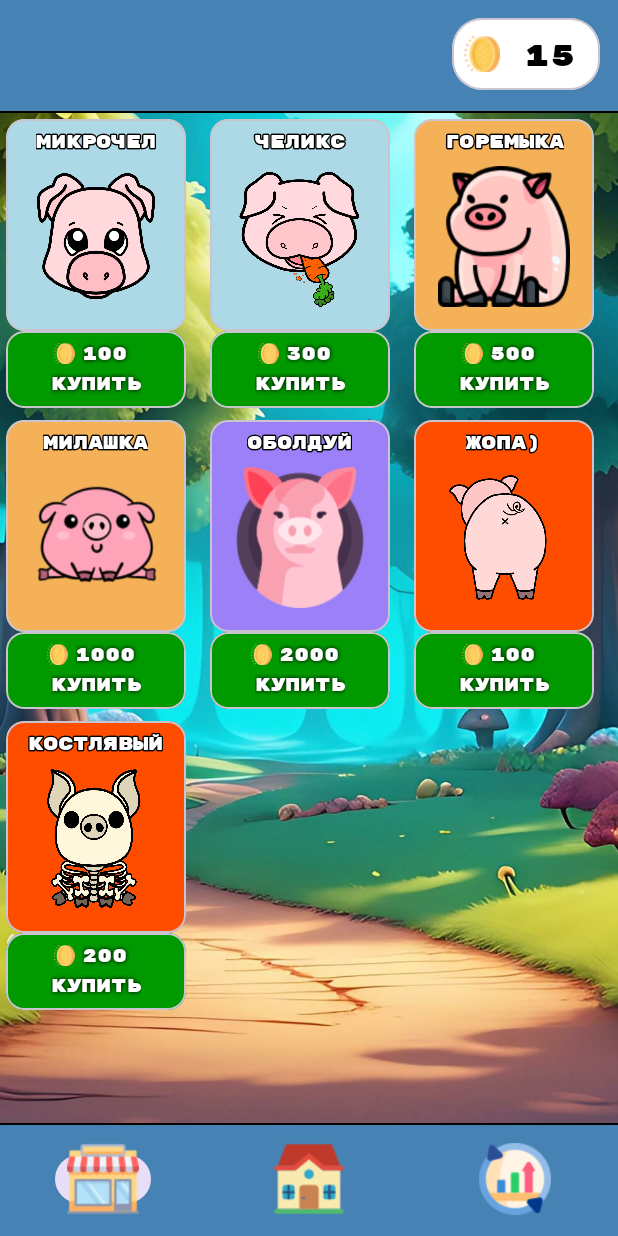
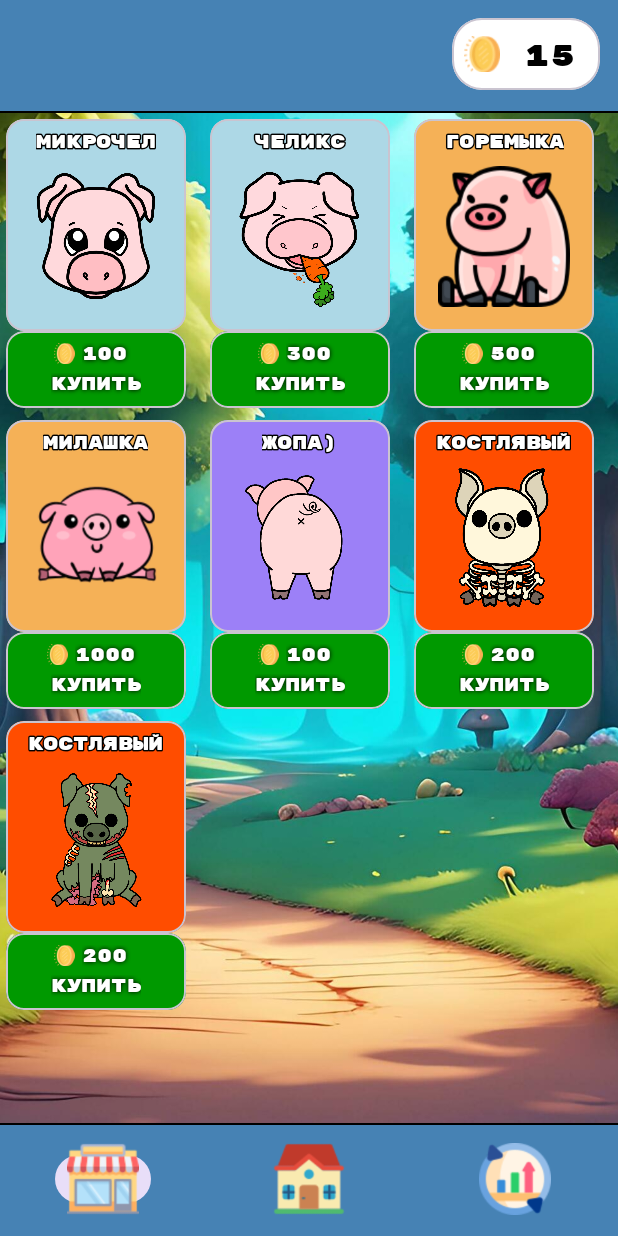
Before and after one commit to screamer228/Clicker_Evolution, an Android app: the screen it shows after launch (HostActivity), after a tap on "100", on a phone screen of 412 x 824 dp. Run offline under Robolectric (Android 15) with nearby library versions, the light colour scheme and no system bars; our stand-ins replace Dagger/Hilt's generated code, Room's generated code.

Commit message:
design upgrades by types

```diff
--- a/app/src/main/java/com/example/clickerevolution/data/room/skins/SkinsDatabase.kt
+++ b/app/src/main/java/com/example/clickerevolution/data/room/skins/SkinsDatabase.kt
@@ -53,60 +53,53 @@ abstract class SkinsDatabase : RoomDatabase() {
             suspend fun populateDatabase(skinDao: SkinDao) {
                 val initialSkinsList = listOf(
                     SkinEntity(
-                        1,
-                        "Микрочел",
-                        R.drawable.img_skin1,
-                        R.raw.sound_click,
-                        100,
-                        Rarity.COMMON
+                        title = "Микрочел",
+                        imageId = R.drawable.img_skin1,
+                        soundId = R.raw.sound_click,
+                        price = 100,
+                        rarity = Rarity.COMMON
                     ),
                     SkinEntity(
-                        2,
-                        " Челикс ",
-                        R.drawable.img_skin2,
-                        R.raw.sound_cookie_click,
-                        300,
-                        Rarity.COMMON
+                        title = " Челикс ",
+                        imageId = R.drawable.img_skin2,
+                        soundId = R.raw.sound_cookie_click,
+                        price = 300,
+                        rarity = Rarity.COMMON
                     ),
                     SkinEntity(
-                        3,
-                        "Горемыка",
-                        R.drawable.img_skin3,
-                        R.raw.sound_cookie_click,
-                        500,
-                        Rarity.RARE
+                        title = "Горемыка",
+                        imageId = R.drawable.img_skin3,
+                        soundId = R.raw.sound_cookie_click,
+                        price = 500,
+                        rarity = Rarity.RARE
                     ),
                     SkinEntity(
-                        4,
-                        "Милашка",
-                        R.drawable.img_skin4,
-                        R.raw.sound_cookie_click,
-                        1000,
-                        Rarity.RARE
+                        title = "Милашка",
+                        imageId = R.drawable.img_skin4,
+                        soundId = R.raw.sound_cookie_click,
+                        price = 1000,
+                        rarity = Rarity.RARE
                     ),
                     SkinEntity(
-                        5,
-                        "Оболдуй",
-                        R.drawable.img_skin5,
-                        R.raw.sound_cookie_click,
-                        2000,
-                        Rarity.EPIC
+                        title = "Жопа)",
+                        imageId = R.drawable.img_skin_ass,
+                        soundId = R.raw.sound_skin6,
+                        price = 100,
+                        rarity = Rarity.EPIC
                     ),
                     SkinEntity(
-                        6,
-                        "Жопа)",
-                        R.drawable.img_skin_ass,
-                        R.raw.sound_skin6,
-                        100,
-                        Rarity.LEGENDARY
+                        title = "Костлявый",
+                        imageId = R.drawable.img_skin7,
+                        soundId = R.raw.sound_skin7,
+                        price = 200,
+                        rarity = Rarity.LEGENDARY
                     ),
                     SkinEntity(
-                        7,
-                        "Костлявый",
-                        R.drawable.img_skin7,
-                        R.raw.sound_skin7,
-                        200,
-                        Rarity.LEGENDARY
+                        title = "Костлявый",
+                        imageId = R.drawable.img_skin8,
+                        soundId = R.raw.sound_skin8,
+                        price = 200,
+                        rarity = Rarity.LEGENDARY
                     )
                 )
                 skinDao.insertSkins(initialSkinsList)
--- a/app/src/main/java/com/example/clickerevolution/data/room/skins/entity/SkinEntity.kt
+++ b/app/src/main/java/com/example/clickerevolution/data/room/skins/entity/SkinEntity.kt
@@ -8,7 +8,7 @@ import com.example.clickerevolution.common.Rarity
 
 @Entity(tableName = "skins")
 data class SkinEntity(
-    @PrimaryKey val id: Int,
+    @PrimaryKey(autoGenerate = true) val id: Int = 0,
     val title: String,
     @DrawableRes val imageId: Int,
     @RawRes val soundId: Int,
--- a/app/src/main/java/com/example/clickerevolution/presentation/host/HostActivity.kt
+++ b/app/src/main/java/com/example/clickerevolution/presentation/host/HostActivity.kt
@@ -49,6 +49,9 @@ class HostActivity : AppCompatActivity() {
         bindViews()
 
         prepareBottomNav()
+
+//        upgradesViewModel.getUpgradesClickList()
+//        upgradesViewModel.getUpgradesPerSecList()
 
         lifecycleScope.launch {
             viewModel.currentGold.collect {
--- a/app/src/main/java/com/example/clickerevolution/presentation/upgrades_fragment/UpgradesClickFragment.kt
+++ b/app/src/main/java/com/example/clickerevolution/presentation/upgrades_fragment/UpgradesClickFragment.kt
@@ -12,6 +12,7 @@ import androidx.lifecycle.ViewModelProvider
 import androidx.lifecycle.lifecycleScope
 import com.example.clickerevolution.R
 import com.example.clickerevolution.app.App
+import com.example.clickerevolution.common.UpgradeType
 import com.example.clickerevolution.databinding.FragmentUpgradesBinding
 import com.example.clickerevolution.databinding.FragmentUpgradesClickBinding
 import com.example.clickerevolution.presentation.model.Upgrade
@@ -60,11 +61,12 @@ class UpgradesClickFragment : Fragment() {
         super.onViewCreated(view, savedInstanceState)
 
         upgradesViewModel.getUpgradesClickList()
+        upgradesViewModel.getUpgradesPerSecList()
 
         val soundIdBuy = soundPoolBuy.load(requireContext(), R.raw.sound_buy, 1)
         val soundIdReject = soundPoolReject.load(requireContext(), R.raw.sound_reject, 1)
 
-        adapter = UpgradesAdapter { upgrade ->
+        adapter = UpgradesAdapter(UpgradeType.CLICK_TICK) { upgrade ->
             if (sharedViewModel.currentGold.value >= upgrade.price) {
                 buyUpgrade(upgrade.price, upgrade.power, upgrade.id)
                 playSound(soundPoolBuy, soundIdBuy)
--- a/app/src/main/java/com/example/clickerevolution/presentation/upgrades_fragment/UpgradesPerSecFragment.kt
+++ b/app/src/main/java/com/example/clickerevolution/presentation/upgrades_fragment/UpgradesPerSecFragment.kt
@@ -12,6 +12,7 @@ import androidx.lifecycle.ViewModelProvider
 import androidx.lifecycle.lifecycleScope
 import com.example.clickerevolution.R
 import com.example.clickerevolution.app.App
+import com.example.clickerevolution.common.UpgradeType
 import com.example.clickerevolution.databinding.FragmentUpgradesClickBinding
 import com.example.clickerevolution.databinding.FragmentUpgradesPerSecBinding
 import com.example.clickerevolution.presentation.model.Upgrade
@@ -59,12 +60,12 @@ class UpgradesPerSecFragment : Fragment() {
     override fun onViewCreated(view: View, savedInstanceState: Bundle?) {
         super.onViewCreated(view, savedInstanceState)
 
-        upgradesViewModel.getUpgradesPerSecList()
+//        upgradesViewModel.getUpgradesPerSecList()
 
         val soundIdBuy = soundPoolBuy.load(requireContext(), R.raw.sound_buy, 1)
         val soundIdReject = soundPoolReject.load(requireContext(), R.raw.sound_reject, 1)
 
-        adapter = UpgradesAdapter { upgrade ->
+        adapter = UpgradesAdapter(UpgradeType.TICK_PER_SEC) { upgrade ->
             if (sharedViewModel.currentGold.value >= upgrade.price) {
                 buyUpgrade(upgrade.price, upgrade.power, upgrade.id)
                 playSound(soundPoolBuy, soundIdBuy)
--- a/app/src/main/java/com/example/clickerevolution/presentation/upgrades_fragment/adapter/UpgradesAdapter.kt
+++ b/app/src/main/java/com/example/clickerevolution/presentation/upgrades_fragment/adapter/UpgradesAdapter.kt
@@ -6,11 +6,13 @@ import androidx.core.content.ContextCompat.getColor
 import androidx.recyclerview.widget.DiffUtil
 import androidx.recyclerview.widget.RecyclerView
 import com.example.clickerevolution.R
+import com.example.clickerevolution.common.UpgradeType
 import com.example.clickerevolution.databinding.ItemUpgradeBinding
 import com.example.clickerevolution.presentation.model.Upgrade
 import com.example.clickerevolution.utils.UpgradesDiffUtil
 
 class UpgradesAdapter(
+    private val type: UpgradeType,
     private val onClick: (Upgrade) -> Unit
 //    private val itemClickListener: ItemClickListener
 ) : RecyclerView.Adapter<UpgradesAdapter.ViewHolder>() {
@@ -25,10 +27,17 @@ class UpgradesAdapter(
             binding.upgradeTitle.text = item.title
 //            binding.upgradeImage.setImageResource(item.imageId)
             binding.upgradeLevel.text = "Уровень: ${item.level}"
-            binding.upgradePower.text = "Сила: +${item.power}"
+
+            when (type) {
+                UpgradeType.CLICK_TICK -> {
+                    binding.upgradePower.text = "Сила: +${item.power}"
+                }
+                UpgradeType.TICK_PER_SEC -> {
+                    binding.upgradePower.text = "Сила: +${item.power}/сек"
+                }
+            }
+
             binding.upgradePrice.text = item.price.toString()
-
-
 
             if (isEnabled) {
                 binding.upgradeButtonUpgrade.setCardBackgroundColor(
@@ -43,18 +52,31 @@ class UpgradesAdapter(
                         R.color.white
                     )
                 )
-                binding.upgradePower.setTextColor(
-                    getColor(
-                        binding.root.context,
-                        R.color.yellow
-                    )
-                )
+//                binding.upgradePower.setTextColor(
+//                    getColor(
+//                        binding.root.context,
+//                        R.color.yellow
+//                    )
+//                )
                 binding.upgradeLevel.setTextColor(
                     getColor(
                         binding.root.context,
                         R.color.yellow
                     )
                 )
+                binding.upgradePower.setTextColor(
+                    getColor(
+                        binding.root.context,
+                        R.color.light_green
+                    )
+                )
+//                binding.upgradeLevel.setTextColor(
+//                    getColor(
+//                        binding.root.context,
+//                        R.color.light_green
+//                    )
+//                )
+
                 binding.upgradePrice.setTextColor(
                     getColor(
                         binding.root.context,
--- a/app/src/main/java/com/example/clickerevolution/presentation/upgrades_fragment/viewmodel/UpgradesViewModel.kt
+++ b/app/src/main/java/com/example/clickerevolution/presentation/upgrades_fragment/viewmodel/UpgradesViewModel.kt
@@ -7,6 +7,7 @@ import com.example.clickerevolution.common.UpgradeType
 import com.example.clickerevolution.data.repository.upgrades.UpgradesRepository
 import com.example.clickerevolution.presentation.model.Upgrade
 import kotlinx.coroutines.Dispatchers
+import kotlinx.coroutines.async
 import kotlinx.coroutines.flow.MutableStateFlow
 import kotlinx.coroutines.flow.StateFlow
 import kotlinx.coroutines.flow.asStateFlow
@@ -27,6 +28,10 @@ class UpgradesViewModel @Inject constructor(
         Log.d("upgrades check", "init UpgradesViewModel")
         getUpgradesClickList()
         getUpgradesPerSecList()
+        Log.d(
+            "upgrades check",
+            "after init: ${_upgradesClickList.value.size}; ${_upgradesPerSecList.value.size}"
+        )
     }
 
     fun getUpgradesClickList() {
@@ -35,7 +40,7 @@ class UpgradesViewModel @Inject constructor(
         }
         Log.d(
             "upgrades check",
-            "after init: ${_upgradesClickList.value.size}; ${_upgradesPerSecList.value.size}"
+            "clickTick: ${_upgradesClickList.value.size}"
         )
     }
 
@@ -44,6 +49,10 @@ class UpgradesViewModel @Inject constructor(
             _upgradesPerSecList.value =
                 upgradesRepository.getUpgradesByType(UpgradeType.TICK_PER_SEC)
         }
+        Log.d(
+            "upgrades check",
+            "tickPerSec: ${_upgradesPerSecList.value.size}"
+        )
     }
 
     fun upgradeLevelAndPrice(upgradeId: Int) {
```
Also changed, not shown: app/src/main/res/drawable/img_skin8.png (added), 1 other file.
